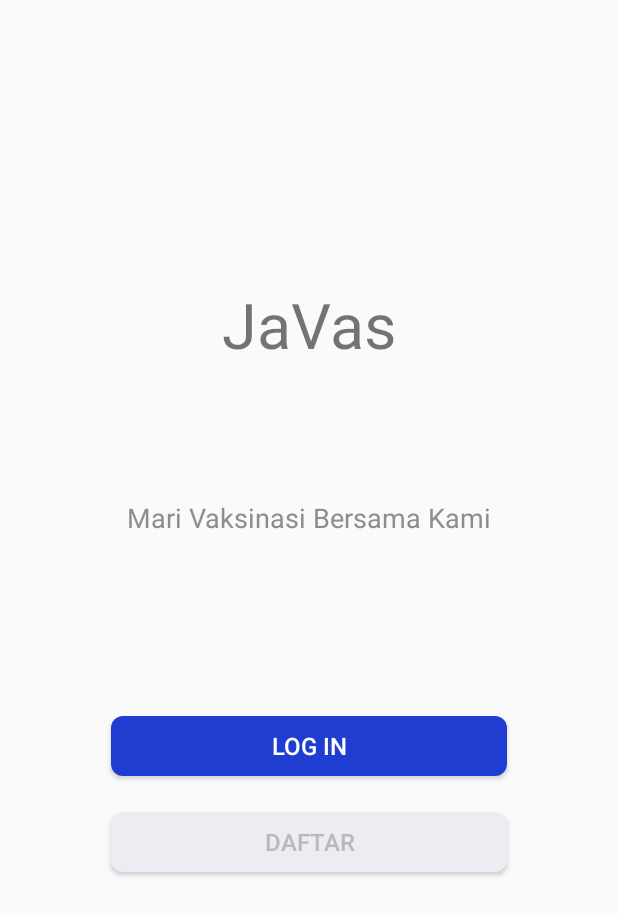
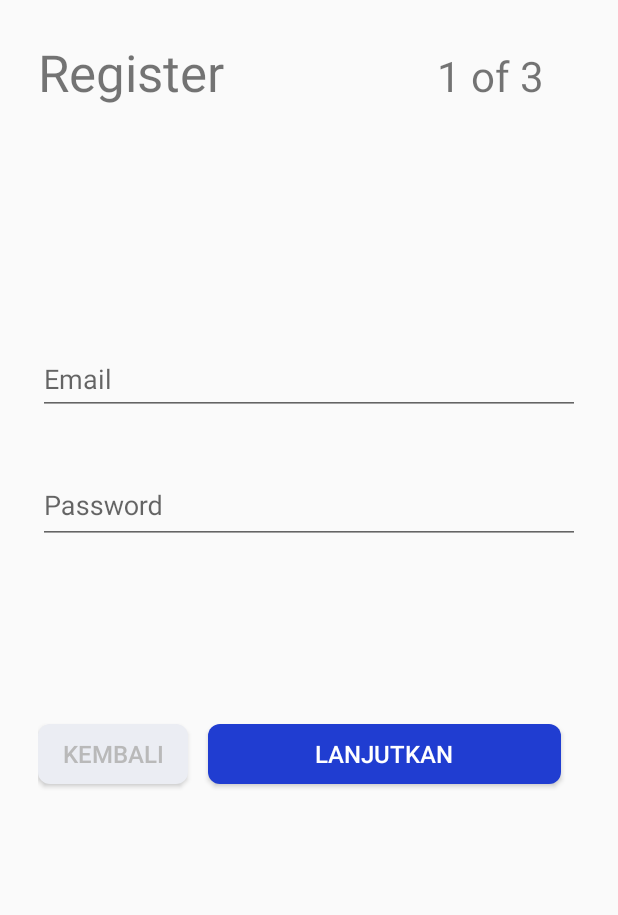
Before and after one commit to B21-CAP0375/Javas, an Android app: the screen it shows after launch (MainActivity), after a tap on "DAFTAR", on a phone screen of 412 x 824 dp. Shown: the top 915 px of the screen. Run offline under Robolectric (Android 15) with nearby library versions, the phone set to English and light mode, and no system bars.

Commit message:
Adding Register Fragment to Navigation

```diff
--- a/app/src/main/java/com/example/javas/ui/landingpage/LandingPageFragment.kt
+++ b/app/src/main/java/com/example/javas/ui/landingpage/LandingPageFragment.kt
@@ -38,7 +38,7 @@ class LandingPageFragment : Fragment() {
             view.findNavController().navigate(R.id.action_landingPageFragment_to_loginFragment)
         }
         binding.btnRegister.setOnClickListener{
-            Toast.makeText(context, "Register btn", Toast.LENGTH_SHORT).show()
+            view.findNavController().navigate(R.id.action_landingPageFragment_to_registerOneFragment)
         }
     }
 
--- a/app/src/main/java/com/example/javas/ui/login/LoginFragment.kt
+++ b/app/src/main/java/com/example/javas/ui/login/LoginFragment.kt
@@ -35,7 +35,7 @@ class LoginFragment : Fragment() {
             Toast.makeText(context, "Login as ${binding.emailEdtxt.text} with password ${binding.passwordEdtxt.text}", Toast.LENGTH_SHORT).show()
         }
         binding.btnRegisterLoginPage.setOnClickListener{
-            Toast.makeText(context, "Register btn", Toast.LENGTH_SHORT).show()
+            view.findNavController().navigate(R.id.action_loginFragment_to_registerOneFragment)
         }
     }
 
--- /dev/null
+++ b/app/src/main/java/com/example/javas/ui/register/RegisterOneFragment.kt
@@ -0,0 +1,43 @@
+package com.example.javas.ui.register
+
+import android.os.Bundle
+import androidx.fragment.app.Fragment
+import android.view.LayoutInflater
+import android.view.View
+import android.view.ViewGroup
+import androidx.navigation.findNavController
+import com.example.javas.R
+import com.example.javas.databinding.FragmentLoginBinding
+import com.example.javas.databinding.FragmentRegisterOneBinding
+
+
+class RegisterOneFragment : Fragment() {
+
+    private lateinit var  _binding: FragmentRegisterOneBinding
+    private val binding get() = _binding
+
+
+
+    override fun onCreateView(
+        inflater: LayoutInflater, container: ViewGroup?,
+        savedInstanceState: Bundle?
+    ): View? {
+        _binding = FragmentRegisterOneBinding.inflate(inflater, container, false)
+        val view = binding.root
+        return view
+    }
+
+
+    override fun onViewCreated(view: View, savedInstanceState: Bundle?) {
+        binding.btnContinueLoginPage.setOnClickListener {
+            val toRegisterTwo = RegisterOneFragmentDirections.actionRegisterOneFragmentToRegisterTwoFragment()
+            toRegisterTwo.email = binding.emailEdtxt.text.toString()
+            toRegisterTwo.password = binding.passwordEdtxt.text.toString()
+
+            view.findNavController().navigate(toRegisterTwo)
+        }
+        binding.btnBackRegisterPage.setOnClickListener{
+        }
+    }
+
+}
--- /dev/null
+++ b/app/src/main/res/layout/fragment_register_one.xml
@@ -0,0 +1,96 @@
+<?xml version="1.0" encoding="utf-8"?>
+<androidx.constraintlayout.widget.ConstraintLayout xmlns:android="http://schemas.android.com/apk/res/android"
+    xmlns:app="http://schemas.android.com/apk/res-auto"
+    xmlns:tools="http://schemas.android.com/tools"
+    android:layout_width="match_parent"
+    android:layout_height="match_parent"
+    android:padding="25dp"
+    tools:context=".ui.register.RegisterOneFragment">
+
+    <TextView
+        android:id="@+id/register_title"
+        android:layout_width="0dp"
+        android:layout_height="wrap_content"
+        android:text="@string/register_page_title"
+        android:textSize="34sp"
+        app:layout_constraintEnd_toStartOf="@id/register_title_number"
+        app:layout_constraintStart_toStartOf="parent"
+        app:layout_constraintTop_toTopOf="parent" />
+
+
+    <TextView
+        android:id="@+id/register_title_number"
+        android:layout_width="0dp"
+        android:layout_height="wrap_content"
+        android:layout_marginTop="4dp"
+        android:layout_marginEnd="24dp"
+        android:text="@string/register_page_title_number"
+        android:textSize="28sp"
+        app:layout_constraintEnd_toEndOf="parent"
+        app:layout_constraintTop_toTopOf="parent"
+        app:layout_constraintBottom_toBottomOf="@id/register_title"/>
+
+    <com.google.android.material.textfield.TextInputLayout
+        android:id="@+id/layout_email_edtxt"
+        android:layout_width="match_parent"
+        android:layout_height="wrap_content"
+        android:layout_marginTop="150dp"
+        app:layout_constraintEnd_toEndOf="parent"
+        app:layout_constraintStart_toStartOf="parent"
+        app:layout_constraintTop_toBottomOf="@id/register_title">
+
+        <EditText
+            android:id="@+id/email_edtxt"
+            android:layout_width="match_parent"
+            android:layout_height="wrap_content"
+            android:hint="@string/login_email_input"
+            android:inputType="textEmailAddress" />
+    </com.google.android.material.textfield.TextInputLayout>
+
+    <com.google.android.material.textfield.TextInputLayout
+        android:id="@+id/layout_password_edtxt"
+        android:layout_width="match_parent"
+        android:layout_height="wrap_content"
+        android:layout_marginTop="25dp"
+        app:layout_constraintEnd_toEndOf="parent"
+        app:layout_constraintStart_toStartOf="parent"
+        app:layout_constraintTop_toBottomOf="@id/layout_email_edtxt">
+
+        <EditText
+            android:id="@+id/password_edtxt"
+            android:layout_width="match_parent"
+            android:layout_height="50dp"
+            android:hint="@string/login_password_input"
+            android:inputType="textPassword" />
+    </com.google.android.material.textfield.TextInputLayout>
+
+
+    <androidx.appcompat.widget.AppCompatButton
+        android:id="@+id/btn_continue_login_page"
+        android:layout_width="235dp"
+        android:layout_height="40dp"
+        android:layout_marginTop="120dp"
+        android:background="@drawable/background_button_blue_primary"
+        android:text="@string/register_continue_btn_txt"
+        android:textColor="@color/white"
+        android:textSize="16sp"
+        app:layout_constraintEnd_toEndOf="parent"
+        app:layout_constraintStart_toEndOf="@id/btn_back_register_page"
+        app:layout_constraintTop_toBottomOf="@id/layout_password_edtxt" />
+
+    <androidx.appcompat.widget.AppCompatButton
+        android:id="@+id/btn_back_register_page"
+        android:layout_width="100dp"
+        android:layout_height="40dp"
+        android:layout_marginEnd="16dp"
+        android:background="@drawable/background_button_grey_primary"
+        android:scaleType="fitXY"
+        android:text="@string/register_back_btn_txt"
+        android:textColor="#B9B9B9"
+        android:textSize="16sp"
+        app:layout_constraintBottom_toBottomOf="@id/btn_continue_login_page"
+        app:layout_constraintStart_toStartOf="parent"
+        app:layout_constraintTop_toTopOf="@id/btn_continue_login_page" />
+
+
+</androidx.constraintlayout.widget.ConstraintLayout>
--- a/app/src/main/res/navigation/main_navigation.xml
+++ b/app/src/main/res/navigation/main_navigation.xml
@@ -21,7 +21,11 @@
         android:id="@+id/loginFragment"
         android:name="com.example.javas.ui.login.LoginFragment"
         android:label="fragment_login"
-        tools:layout="@layout/fragment_login" />
+        tools:layout="@layout/fragment_login" >
+        <action
+            android:id="@+id/action_loginFragment_to_registerOneFragment"
+            app:destination="@id/registerOneFragment" />
+    </fragment>
     <fragment
         android:id="@+id/landingPageFragment"
         android:name="com.example.javas.ui.landingpage.LandingPageFragment"
@@ -30,5 +34,64 @@
         <action
             android:id="@+id/action_landingPageFragment_to_loginFragment"
             app:destination="@id/loginFragment" />
+        <action
+            android:id="@+id/action_landingPageFragment_to_registerOneFragment"
+            app:destination="@id/registerOneFragment" />
+    </fragment>
+    <fragment
+        android:id="@+id/registerOneFragment"
+        android:name="com.example.javas.ui.register.RegisterOneFragment"
+        android:label="fragment_register_one"
+        tools:layout="@layout/fragment_register_one" >
+        <action
+            android:id="@+id/action_registerOneFragment_to_registerTwoFragment"
+            app:destination="@id/registerTwoFragment" />
+    </fragment>
+    <fragment
+        android:id="@+id/registerTwoFragment"
+        android:name="com.example.javas.ui.register.RegisterTwoFragment"
+        android:label="fragment_register_two"
+        tools:layout="@layout/fragment_register_two" >
+        <argument
+            android:name="email"
+            app:argType="string"
+            android:defaultValue="email register" />
+        <argument
+            android:name="password"
+            android:defaultValue="password"
+            app:argType="string" />
+        <action
+            android:id="@+id/action_registerTwoFragment_to_registerThreeFragment"
+            app:destination="@id/registerThreeFragment" />
+    </fragment>
+    <fragment
+        android:id="@+id/registerThreeFragment"
+        android:name="com.example.javas.ui.register.RegisterThreeFragment"
+        android:label="fragment_register_three"
+        tools:layout="@layout/fragment_register_three" >
+        <argument
+            android:name="email"
+            app:argType="string"
+            android:defaultValue="email register" />
+        <argument
+            android:name="password"
+            app:argType="string"
+            android:defaultValue="password register" />
+        <argument
+            android:name="name"
+            app:argType="string"
+            android:defaultValue="nama register" />
+        <argument
+            android:name="bornPlace"
+            app:argType="string"
+            android:defaultValue="tempat lahir register" />
+        <argument
+            android:name="dateOfBirth"
+            app:argType="string"
+            android:defaultValue="dob" />
+        <argument
+            android:name="NIK"
+            app:argType="string"
+            android:defaultValue="00000000" />
     </fragment>
 </navigation>
--- a/app/src/main/res/values/strings.xml
+++ b/app/src/main/res/values/strings.xml
@@ -13,9 +13,27 @@
     <string name="login_email_input">Email</string>
     <string name="login_password_input">Password</string>
 
+
+    <!--register page-->
+    <string name="register_page_title">Register</string>
+    <string name="register_page_title_number">1 of 3</string>
+    <string name="register_page_title_number_two">2 of 3</string>
+    <string name="register_page_title_number_three">3 of 3</string>
+    <string name="register_email_input">Email</string>
+    <string name="register_password_input">Password</string>
+    <string name="register_nik_input">NIK</string>
+    <string name="register_name_input">Name</string>
+    <string name="register_dob_input">Tanggal Lahir</string>
+    <string name="register_birth_place_input">Tempat Lahir</string>
+    <string name="register_phone_input">No.Handphone</string>
+    <string name="register_alamat_input">Tempat Lahir</string>
+
+
     <!--Button -->
     <string name="login_btn_txt">Log In</string>
     <string name="register_btn_txt">Daftar</string>
     <string name="register_btn_txt_borderless">Ingin membuat akun</string>
+    <string name="register_continue_btn_txt">Lanjutkan</string>
+    <string name="register_back_btn_txt">Kembali</string>
 
 </resources>
```
Also changed, not shown: app/src/main/java/com/example/javas/ui/register/RegisterThreeFragment.kt (added, +41 -0 lines), app/src/main/java/com/example/javas/ui/register/RegisterTwoFragment.kt (added, +50 -0 lines), app/src/main/res/layout/fragment_register_three.xml (added, +95 -0 lines), app/src/main/res/layout/fragment_register_two.xml (added, +130 -0 lines).
